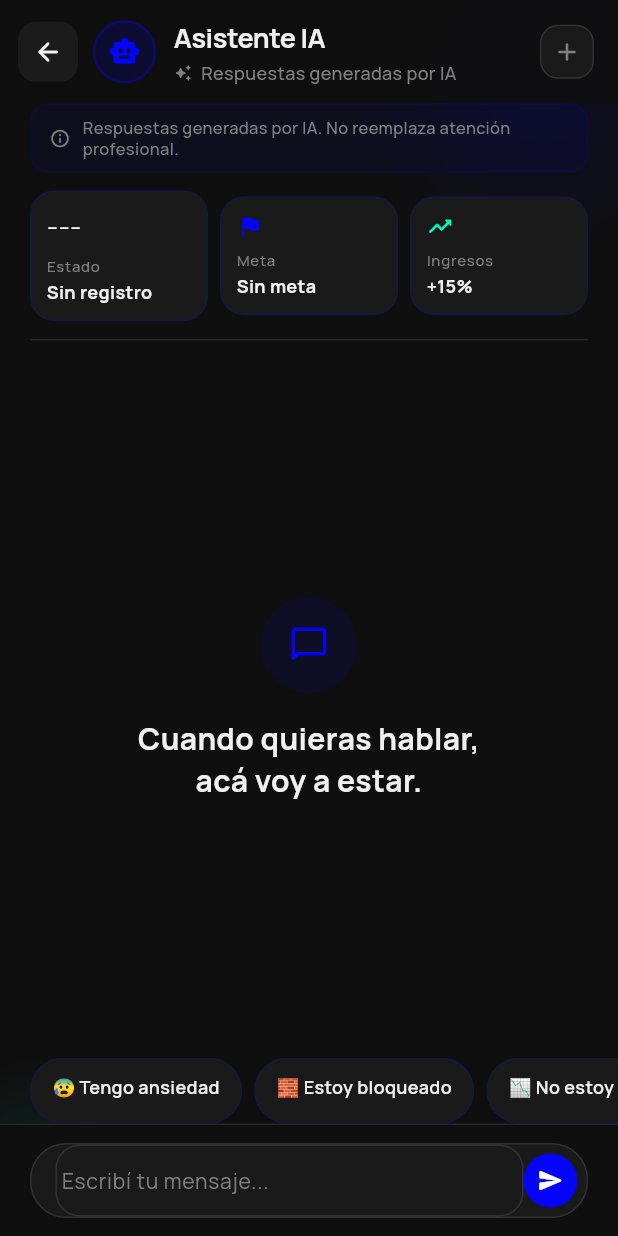
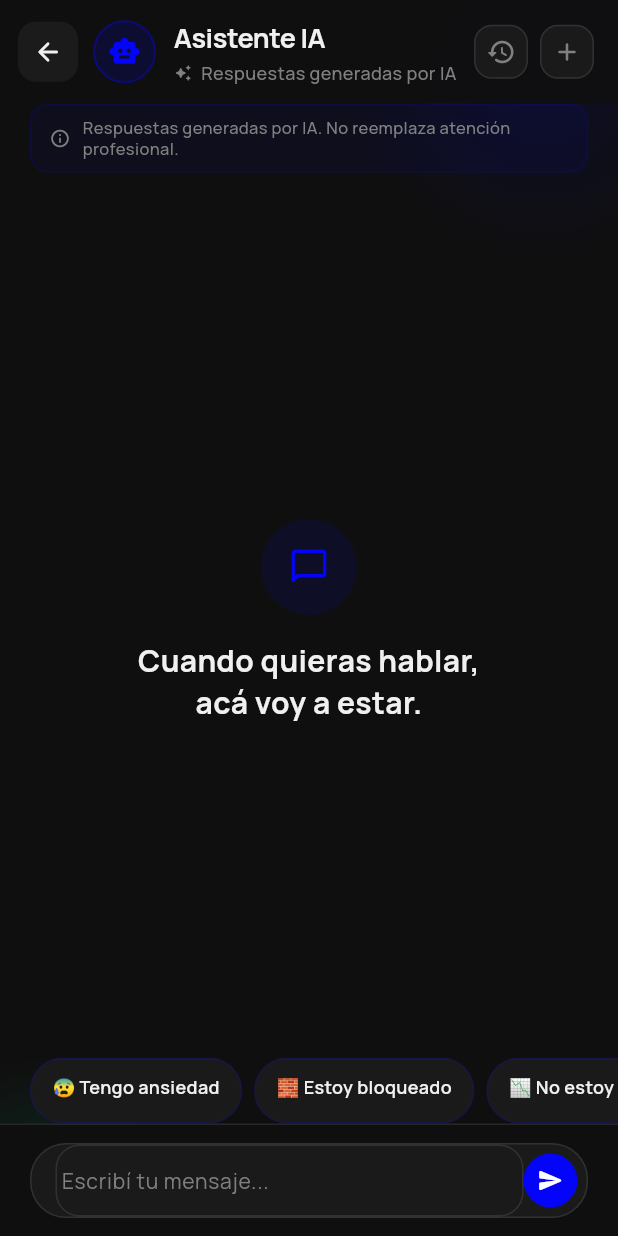
Before and after one commit to leopecom1/sentio, a Flutter app: the ChatScreen screen opened by its route, after a tap on "No, gracias", on a phone screen of 412 x 824 dp. Run offline on Flutter 3.47's test engine with Material 3 defaults, Android fonts, the phone set to English and light mode, and no system bars; our stand-ins replace cached_network_image, confetti, fl_chart, flutter_local_notifications, flutter_svg, go_router and 8 more; accounts and stored records are empty.

Commit message:
Chat: historial de conversaciones, fixes de UI y más contexto
- Historial navegable (botón reloj) + retoma la última conversación al abrir
- Auto-título de la conversación con el primer mensaje
- Fix overflow del header (texto con ellipsis)
- Quita las tarjetas Estado/Meta/Ingresos del chat (no aplicaban)
- Teclado se oculta al tocar mensajes o deslizar
- Ventana de contexto 10 -> 20 mensajes

Co-Authored-By: Claude Opus 4.8 <noreply@anthropic.com>

```diff
--- a/sentio_app/lib/screens/chat/chat_screen.dart
+++ b/sentio_app/lib/screens/chat/chat_screen.dart
@@ -4,7 +4,6 @@ import 'package:google_fonts/google_fonts.dart';
 import 'package:provider/provider.dart';
 import 'package:shared_preferences/shared_preferences.dart';
 import 'package:sentio_app/config/theme.dart';
-import 'package:sentio_app/config/constants.dart';
 import 'package:sentio_app/providers/app_provider.dart';
 
 class ChatScreen extends StatefulWidget {
@@ -27,10 +26,150 @@ class _ChatScreenState extends State<ChatScreen> {
     WidgetsBinding.instance.addPostFrameCallback((_) {
       final provider = context.read<AppProvider>();
       if (provider.currentMessages.isEmpty) {
+        // Retomamos la última conversación si existe; si no, arrancamos una nueva.
+        if (provider.conversations.isNotEmpty) {
+          provider.loadConversationMessages(provider.conversations.first.id);
+        } else {
           provider.startNewConversation();
+        }
       }
       _ensureConsent();
     });
+  }
+
+  /// Panel con el historial de conversaciones para retomar o empezar otra.
+  void _showHistory(BuildContext context, AppProvider provider) {
+    provider.reloadConversations();
+    showModalBottomSheet(
+      context: context,
+      backgroundColor: SentioColors.surface,
+      isScrollControlled: true,
+      shape: const RoundedRectangleBorder(
+        borderRadius: BorderRadius.vertical(top: Radius.circular(24)),
+      ),
+      builder: (ctx) => Consumer<AppProvider>(
+        builder: (ctx, p, _) {
+          final convs = p.conversations;
+          return SafeArea(
+            child: Padding(
+              padding: const EdgeInsets.fromLTRB(20, 16, 20, 20),
+              child: Column(
+                mainAxisSize: MainAxisSize.min,
+                crossAxisAlignment: CrossAxisAlignment.stretch,
+                children: [
+                  Row(
+                    children: [
+                      const Icon(Icons.history_rounded,
+                          color: SentioColors.textSecondary, size: 20),
+                      const SizedBox(width: 8),
+                      Text('Tus conversaciones',
+                          style: GoogleFonts.manrope(
+                              fontSize: 16,
+                              fontWeight: FontWeight.w800,
+                              color: SentioColors.textPrimary)),
+                      const Spacer(),
+                      TextButton(
+                        onPressed: () {
+                          Navigator.pop(ctx);
+                          provider.startNewConversation();
+                        },
+                        child: const Text('Nueva',
+                            style: TextStyle(color: SentioColors.primary)),
+                      ),
+                    ],
+                  ),
+                  const SizedBox(height: 4),
+                  if (convs.isEmpty)
+                    Padding(
+                      padding: const EdgeInsets.symmetric(vertical: 28),
+                      child: Text('Todavía no tenés conversaciones.',
+                          textAlign: TextAlign.center,
+                          style: TextStyle(color: SentioColors.textTertiary)),
+                    )
+                  else
+                    Flexible(
+                      child: ListView.separated(
+                        shrinkWrap: true,
+                        itemCount: convs.length,
+                        separatorBuilder: (_, __) => const SizedBox(height: 8),
+                        itemBuilder: (_, i) {
+                          final c = convs[i];
+                          final isCurrent = c.id == p.currentConversationId;
+                          return GestureDetector(
+                            onTap: () {
+                              Navigator.pop(ctx);
+                              provider.loadConversationMessages(c.id);
+                            },
+                            child: Container(
+                              padding: const EdgeInsets.all(14),
+                              decoration: BoxDecoration(
+                                color: isCurrent
+                                    ? SentioColors.primary.withValues(alpha: 0.10)
+                                    : SentioColors.card,
+                                borderRadius: BorderRadius.circular(14),
+                                border: Border.all(
+                                    color: isCurrent
+                                        ? SentioColors.primary
+                                        : SentioColors.border),
+                              ),
+                              child: Row(
+                                children: [
+                                  Icon(
+                                      c.isCrisis
+                                          ? Icons.favorite_rounded
+                                          : Icons.chat_bubble_outline_rounded,
+                                      size: 18,
+                                      color: c.isCrisis
+                                          ? SentioColors.error
+                                          : SentioColors.primary),
+                                  const SizedBox(width: 12),
+                                  Expanded(
+                                    child: Column(
+                                      crossAxisAlignment:
+                                          CrossAxisAlignment.start,
+                                      children: [
+                                        Text(
+                                            (c.title?.isNotEmpty ?? false)
+                                                ? c.title!
+                                                : 'Conversación',
+                                            maxLines: 1,
+                                            overflow: TextOverflow.ellipsis,
+                                            style: GoogleFonts.manrope(
+                                                fontSize: 14,
+                                                fontWeight: FontWeight.w600,
+                                                color:
+                                                    SentioColors.textPrimary)),
+                                        const SizedBox(height: 2),
+                                        Text(_formatDate(c.updatedAt),
+                                            style: TextStyle(
+                                                fontSize: 11,
+                                                color:
+                                                    SentioColors.textTertiary)),
+                                      ],
+                                    ),
+                                  ),
+                                ],
+                              ),
+                            ),
+                          );
+                        },
+                      ),
+                    ),
+                ],
+              ),
+            ),
+          );
+        },
+      ),
+    );
+  }
+
+  String _formatDate(DateTime d) {
+    final diff = DateTime.now().difference(d);
+    if (diff.inDays == 0) return 'Hoy';
+    if (diff.inDays == 1) return 'Ayer';
+    if (diff.inDays < 7) return 'Hace ${diff.inDays} días';
+    return '${d.day}/${d.month}/${d.year}';
   }
 
   /// Shows a one-time consent dialog before the user can use the AI chat.
@@ -162,37 +301,10 @@ class _ChatScreenState extends State<ChatScreen> {
     _scrollToBottom();
   }
 
-  /// Returns an emoji for today's checkin emotion, or a default.
-  String _getMoodEmoji(String? emotionId) {
-    if (emotionId == null) return '---';
-    final match = SentioConstants.emotions.where((e) => e['id'] == emotionId);
-    if (match.isNotEmpty) return match.first['emoji'] as String;
-    return '---';
-  }
-
-  /// Returns the label for today's checkin emotion.
-  String _getMoodLabel(String? emotionId) {
-    if (emotionId == null) return 'Sin registro';
-    final match = SentioConstants.emotions.where((e) => e['id'] == emotionId);
-    if (match.isNotEmpty) return match.first['label'] as String;
-    return emotionId;
-  }
-
-  /// Returns the first goal label from the user's profile goals list.
-  String _getGoalText(List<String> goals) {
-    if (goals.isEmpty) return 'Sin meta';
-    final goalId = goals.first;
-    final match = SentioConstants.goals.where((g) => g['id'] == goalId);
-    if (match.isNotEmpty) return match.first['label'] ?? goalId;
-    return goalId;
-  }
-
   @override
   Widget build(BuildContext context) {
     final provider = context.watch<AppProvider>();
     final messages = provider.currentMessages;
-    final todayCheckin = provider.todayCheckin;
-    final profile = provider.profile;
 
     return Scaffold(
       backgroundColor: SentioColors.background,
@@ -245,19 +357,18 @@ class _ChatScreenState extends State<ChatScreen> {
                 _buildHeader(provider),
                 // ─── AI disclaimer banner ───
                 _buildDisclaimerBanner(),
-                // ─── Focus Area Cards ───
-                _buildFocusCards(todayCheckin?.primaryEmotion, profile?.goals ?? []),
-                // ─── Divider ───
-                Padding(
-                  padding: const EdgeInsets.symmetric(horizontal: 20),
-                  child: Divider(height: 1, color: SentioColors.border),
-                ),
-                // ─── Messages ───
+                const SizedBox(height: 4),
+                // ─── Messages (tap para ocultar el teclado) ───
                 Expanded(
+                  child: GestureDetector(
+                    behavior: HitTestBehavior.opaque,
+                    onTap: () => FocusScope.of(context).unfocus(),
                     child: messages.isEmpty
                         ? _buildEmptyState()
                         : ListView.builder(
                             controller: _scrollController,
+                            keyboardDismissBehavior:
+                                ScrollViewKeyboardDismissBehavior.onDrag,
                             padding: const EdgeInsets.fromLTRB(20, 16, 20, 8),
                             itemCount: messages.length + (_isSending ? 1 : 0),
                             itemBuilder: (context, index) {
@@ -265,8 +376,10 @@ class _ChatScreenState extends State<ChatScreen> {
                                 return _buildTypingIndicator();
                               }
                               final message = messages[index];
-                            return _buildMessage(message.content, message.isUser);
+                              return _buildMessage(
+                                  message.content, message.isUser);
                             },
+                          ),
                   ),
                 ),
                 // ─── Quick Suggestions ───
@@ -352,12 +465,16 @@ class _ChatScreenState extends State<ChatScreen> {
                       color: SentioColors.textSecondary,
                     ),
                     const SizedBox(width: 6),
-                    Text(
+                    Flexible(
+                      child: Text(
                         'Respuestas generadas por IA',
+                        maxLines: 1,
+                        overflow: TextOverflow.ellipsis,
                         style: GoogleFonts.manrope(
                           fontSize: 12,
                           fontWeight: FontWeight.w500,
                           color: SentioColors.textSecondary,
+                        ),
                       ),
                     ),
                   ],
@@ -365,6 +482,25 @@ class _ChatScreenState extends State<ChatScreen> {
               ],
             ),
           ),
+          // History button
+          GestureDetector(
+            onTap: () => _showHistory(context, provider),
+            child: Container(
+              width: 36,
+              height: 36,
+              decoration: BoxDecoration(
+                color: SentioColors.surface,
+                borderRadius: BorderRadius.circular(12),
+                border: Border.all(color: SentioColors.border),
+              ),
+              child: const Icon(
+                Icons.history_rounded,
+                color: SentioColors.textSecondary,
+                size: 20,
+              ),
+            ),
+          ),
+          const SizedBox(width: 8),
           // New conversation button
           GestureDetector(
             onTap: () => provider.startNewConversation(),
@@ -426,55 +562,6 @@ class _ChatScreenState extends State<ChatScreen> {
     );
   }
 
-  // ═══════════════════════════════════════════
-  //  FOCUS AREA CARDS
-  // ═══════════════════════════════════════════
-  Widget _buildFocusCards(String? emotionId, List<String> goals) {
-    return Padding(
-      padding: const EdgeInsets.fromLTRB(20, 8, 20, 12),
-      child: Row(
-        children: [
-          // Estado card
-          Expanded(
-            child: _FocusCard(
-              icon: Text(
-                _getMoodEmoji(emotionId),
-                style: const TextStyle(fontSize: 18),
-              ),
-              label: 'Estado',
-              value: _getMoodLabel(emotionId),
-            ),
-          ),
-          const SizedBox(width: 8),
-          // Meta card
-          Expanded(
-            child: _FocusCard(
-              icon: const Icon(
-                Icons.flag_rounded,
-                color: SentioColors.primary,
-                size: 18,
-              ),
-              label: 'Meta',
-              value: _getGoalText(goals),
-            ),
-          ),
-          const SizedBox(width: 8),
-          // Ingresos card
-          Expanded(
-            child: _FocusCard(
-              icon: Icon(
-                Icons.trending_up_rounded,
-                color: SentioColors.accent,
-                size: 18,
-              ),
-              label: 'Ingresos',
-              value: '+15%',
-            ),
-          ),
-        ],
-      ),
-    );
-  }
 
   // ═══════════════════════════════════════════
   //  EMPTY STATE
@@ -756,62 +843,6 @@ class _ChatScreenState extends State<ChatScreen> {
 }
 
 // ═══════════════════════════════════════════════
-//  FOCUS CARD WIDGET
-// ═══════════════════════════════════════════════
-class _FocusCard extends StatelessWidget {
-  final Widget icon;
-  final String label;
-  final String value;
-
-  const _FocusCard({
-    required this.icon,
-    required this.label,
-    required this.value,
-  });
-
-  @override
-  Widget build(BuildContext context) {
-    return Container(
-      padding: const EdgeInsets.all(10),
-      decoration: BoxDecoration(
-        color: SentioColors.surface,
-        borderRadius: BorderRadius.circular(16),
-        border: Border.all(
-          color: SentioColors.primary.withOpacity(0.20),
-        ),
-      ),
-      child: Column(
-        crossAxisAlignment: CrossAxisAlignment.start,
-        children: [
-          icon,
-          const SizedBox(height: 6),
-          Text(
-            label,
-            style: GoogleFonts.manrope(
-              fontSize: 10,
-              fontWeight: FontWeight.w500,
-              color: SentioColors.textSecondary,
-              letterSpacing: 0.5,
-            ),
-          ),
-          const SizedBox(height: 2),
-          Text(
-            value,
-            style: GoogleFonts.manrope(
-              fontSize: 12,
-              fontWeight: FontWeight.w700,
-              color: SentioColors.textPrimary,
-            ),
-            maxLines: 1,
-            overflow: TextOverflow.ellipsis,
-          ),
-        ],
-      ),
-    );
-  }
-}
-
-// ═══════════════════════════════════════════════
 //  TYPING INDICATOR DOT (bouncing)
 // ═══════════════════════════════════════════════
 class _Dot extends StatefulWidget {
```
Also changed, not shown: sentio_app/lib/providers/app_provider.dart (+27 -3 lines). Lines whose indentation alone changed are shown as unchanged.
